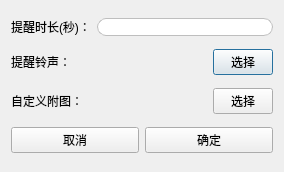
This is notifyset.ui in noahsai/note as Qt 5 draws it before an edit. The edited form follows.
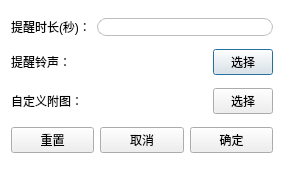
This is the edited form.

```diff
--- a/notifyset.ui
+++ b/notifyset.ui
@@ -19,6 +19,9 @@
 border: 1px solid;
 border-radius:9px;
 border-color:rgb(190, 190, 190)
+}
+#notifyset{
+background-color:rgb(255, 255, 255);
 }</string>
   </property>
   <layout class="QVBoxLayout" name="verticalLayout">
@@ -124,6 +127,16 @@
    </item>
    <item>
     <layout class="QHBoxLayout" name="horizontalLayout_4">
+     <item>
+      <widget class="QPushButton" name="pushButton">
+       <property name="styleSheet">
+        <string notr="true"/>
+       </property>
+       <property name="text">
+        <string>重置</string>
+       </property>
+      </widget>
+     </item>
      <item>
       <widget class="QPushButton" name="no">
        <property name="text">
```
Left out of the diff: 7 changed lines with no effect on the pictures.
